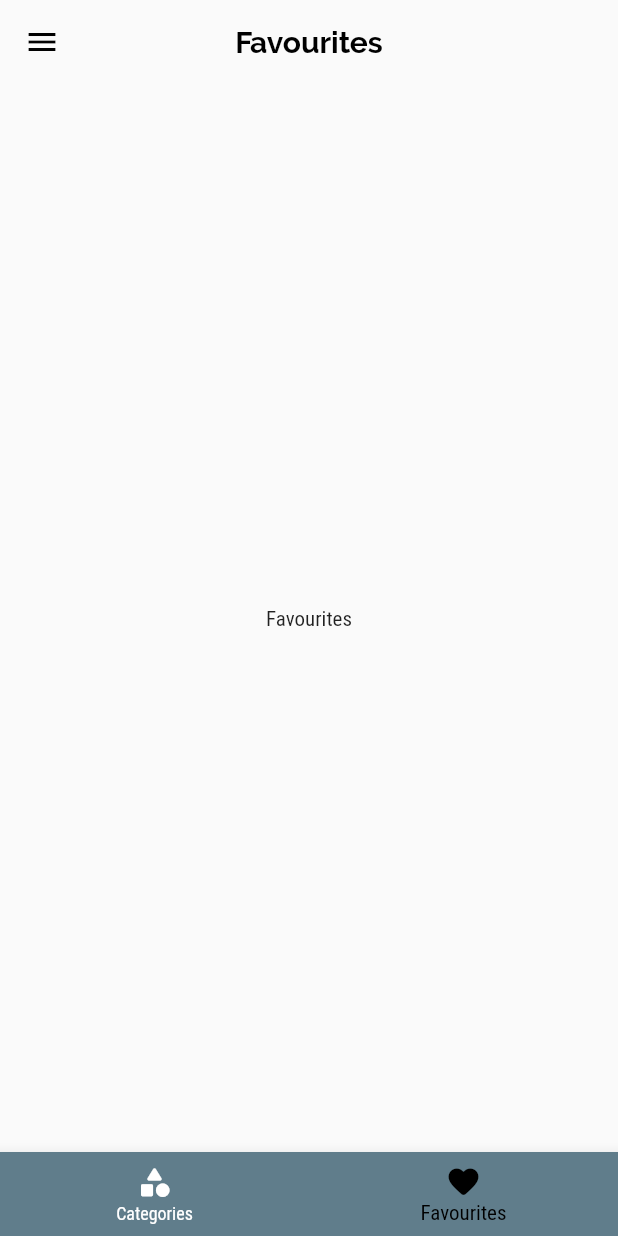
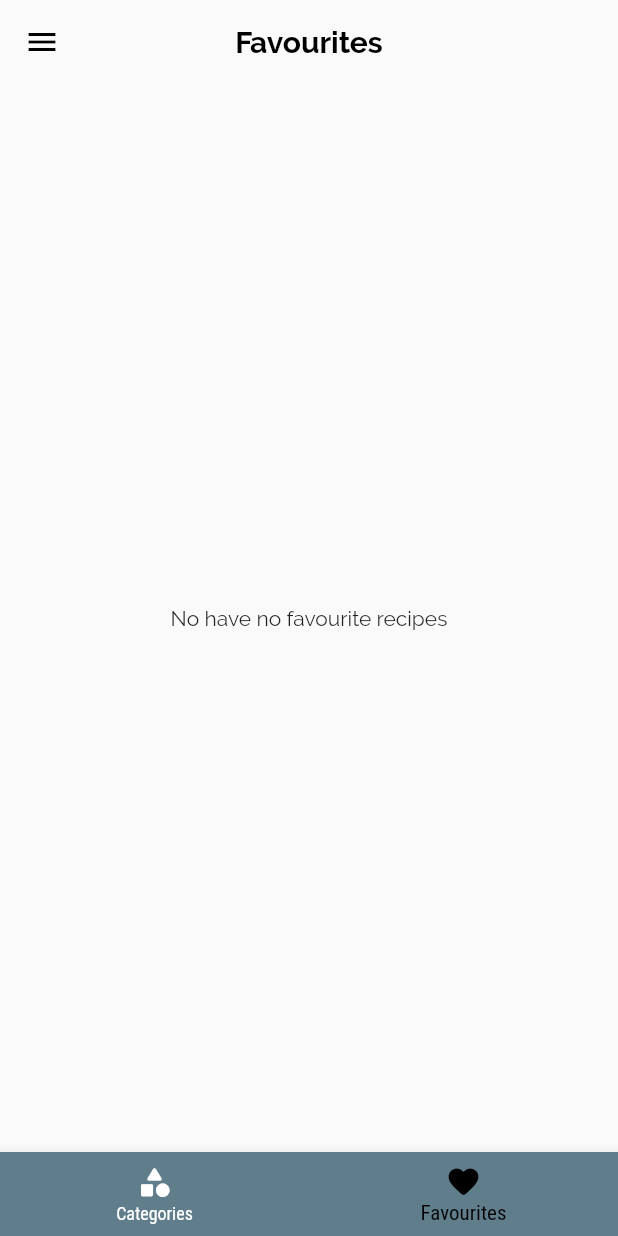
Before and after one commit to MoyinShabi/recipe-ranger-app, a Flutter app: the screen it shows after launch, item 2 of the bottom bar chosen, on a phone screen of 412 x 824 dp. Run offline on Flutter 3.47's test engine with Material 2 defaults, Android fonts, the phone set to English and light mode, and no system bars.

Commit message:
Implemented logic for favourite recipes

```diff
--- a/lib/main.dart
+++ b/lib/main.dart
@@ -26,6 +26,7 @@ class _MyAppState extends State<MyApp> {
   };
 
   List<Recipe> _availableRecipes = dummyRecipes;
+  final List<Recipe> _favouriteRecipes = [];
 
   void _enableSettings(Map<String, bool> settingsData) {
     setState(() {
@@ -50,6 +51,25 @@ class _MyAppState extends State<MyApp> {
         return true;
       }).toList();
     });
+  }
+
+  void _toggleFavourite(String recipeId) {
+    final existingIndex =
+        _favouriteRecipes.indexWhere((recipe) => recipe.id == recipeId);
+    if (existingIndex >= 0) {
+      setState(() {
+        _favouriteRecipes.removeAt(existingIndex);
+      });
+    } else {
+      setState(() {
+        _favouriteRecipes
+            .add(dummyRecipes.firstWhere((recipe) => recipe.id == recipeId));
+      });
+    }
+  }
+
+  bool _isRecipeFavourite(String id) {
+    return _favouriteRecipes.any((recipe) => recipe.id == id);
   }
 
   @override
@@ -81,10 +101,15 @@ class _MyAppState extends State<MyApp> {
       // home: const AllCategoriesScreen(),
       initialRoute: '/',
       routes: {
-        '/': (context) => const TabsScreen(),
+        '/': (context) => TabsScreen(
+              favouriteRecipes: _favouriteRecipes,
+            ),
         CategoryRecipesScreen.routeName: (context) =>
             CategoryRecipesScreen(availableRecipes: _availableRecipes),
-        RecipeDetailsScreen.routeName: (context) => const RecipeDetailsScreen(),
+        RecipeDetailsScreen.routeName: (context) => RecipeDetailsScreen(
+              toggleFavourite: _toggleFavourite,
+              recipeIsFavourite: _isRecipeFavourite,
+            ),
         SettingsScreen.routeName: (context) => SettingsScreen(
               currentSettings: _settings,
               saveSettings: _enableSettings,
--- a/lib/screens/favourites_screen.dart
+++ b/lib/screens/favourites_screen.dart
@@ -1,12 +1,38 @@
 import 'package:flutter/material.dart';
+import 'package:recipe_ranger_app/models/recipe.dart';
+import 'package:recipe_ranger_app/widgets/recipe_item.dart';
 
 class FavouritesScreen extends StatelessWidget {
-  const FavouritesScreen({super.key});
+  const FavouritesScreen({
+    super.key,
+    required this.favouriteRecipes,
+  });
+
+  final List<Recipe> favouriteRecipes;
 
   @override
   Widget build(BuildContext context) {
-    return Center(
-      child: Text('Favourites'),
-    );
+    if (favouriteRecipes.isEmpty) {
+      return const Center(
+        child: Text(
+          'No have no favourite recipes',
+          style: TextStyle(
+            fontFamily: 'Raleway',
+          ),
+        ),
+      );
+    } else {
+      return ListView.builder(
+        itemCount: favouriteRecipes.length,
+        itemBuilder: (context, index) => RecipeItem(
+          title: favouriteRecipes[index].title,
+          imageUrl: favouriteRecipes[index].imageUrl,
+          duration: favouriteRecipes[index].duration,
+          complexity: favouriteRecipes[index].complexity,
+          affordability: favouriteRecipes[index].affordability,
+          id: favouriteRecipes[index].id,
+        ),
+      );
+    }
   }
 }
--- a/lib/screens/tabs_screen.dart
+++ b/lib/screens/tabs_screen.dart
@@ -1,29 +1,43 @@
 import 'package:flutter/material.dart';
 import 'package:flutter/services.dart';
+import 'package:recipe_ranger_app/models/recipe.dart';
 import 'package:recipe_ranger_app/screens/all_categories_screen.dart';
 import 'package:recipe_ranger_app/screens/favourites_screen.dart';
 import 'package:recipe_ranger_app/widgets/main_drawer.dart';
 
 class TabsScreen extends StatefulWidget {
-  const TabsScreen({super.key});
+  const TabsScreen({
+    super.key,
+    required this.favouriteRecipes,
+  });
+
+  final List<Recipe> favouriteRecipes;
 
   @override
   State<TabsScreen> createState() => _TabsScreenState();
 }
 
 class _TabsScreenState extends State<TabsScreen> {
-  final List<Map<String, dynamic>> _pages = [
+  late List<Map<String, dynamic>> _pages;
+
+  int _selectedPageIndex = 0;
+
+  @override
+  void initState() {
+    _pages = [
       {
         'page': const AllCategories(),
         'title': 'Categories',
       },
       {
-      'page': const FavouritesScreen(),
+        'page': FavouritesScreen(
+          favouriteRecipes: widget.favouriteRecipes,
+        ),
         'title': 'Favourites',
       },
     ];
-
-  int _selectedPageIndex = 0;
+    super.initState();
+  }
 
   void _selectPage(int index) {
     setState(() {
--- a/lib/widgets/recipe_item.dart
+++ b/lib/widgets/recipe_item.dart
@@ -21,8 +21,10 @@ class RecipeItem extends StatelessWidget {
   });
 
   void selectRecipe(BuildContext context) {
-    Navigator.of(context)
-        .pushNamed(RecipeDetailsScreen.routeName, arguments: id);
+    Navigator.of(context).pushNamed(
+      RecipeDetailsScreen.routeName,
+      arguments: id,
+    );
   }
 
   @override
```
Also changed, not shown: lib/screens/recipe_details_screen.dart (+19 -3 lines). Lines whose indentation alone changed are shown as unchanged.
